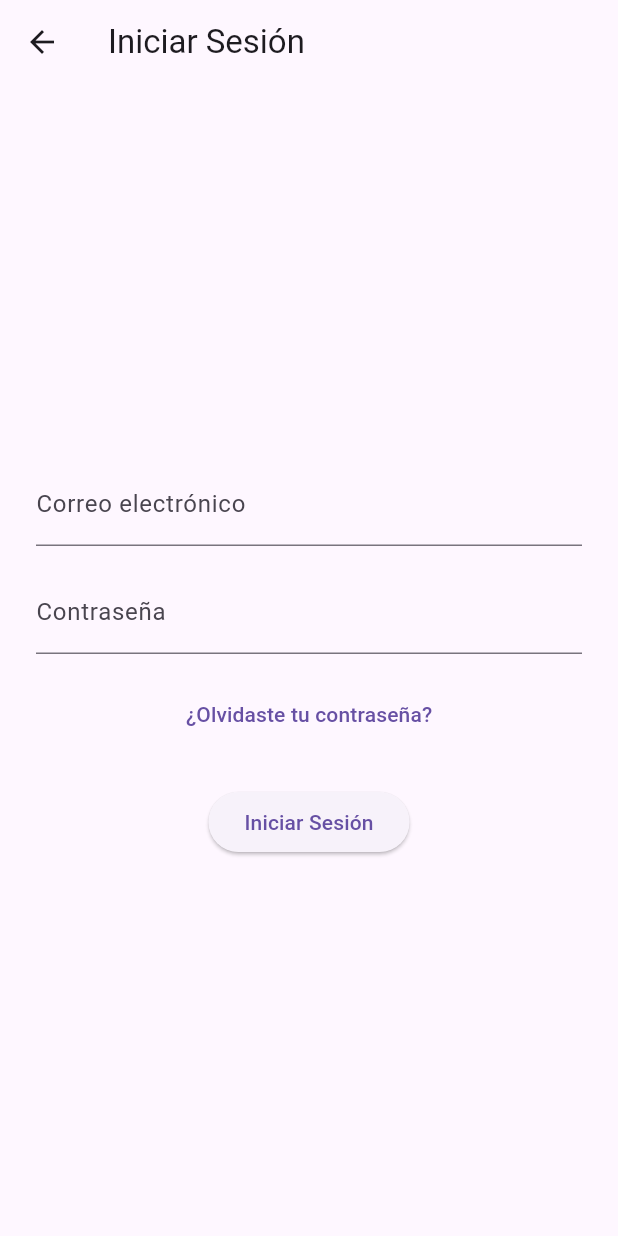
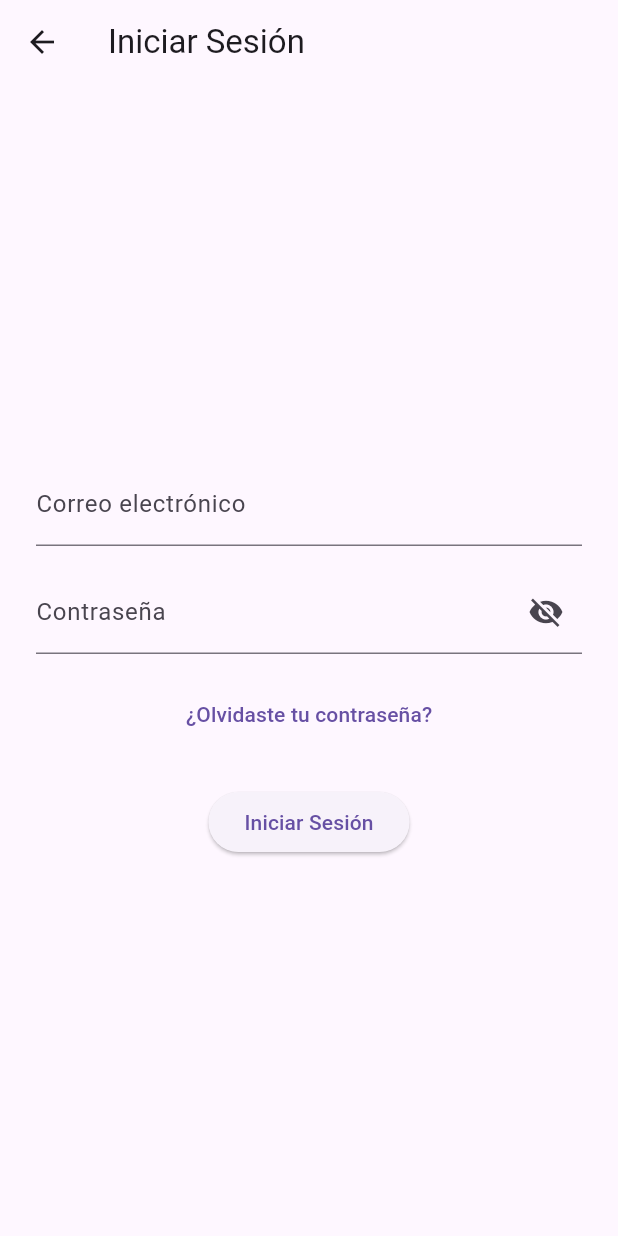
Before and after one commit to ihc-team/Project2-IHC, a Flutter app: the screen it shows after launch, after a tap on "Iniciar Sesion", on a phone screen of 412 x 824 dp. Run offline on Flutter 3.47's test engine with Material 3 defaults, Android fonts, the phone set to English and light mode, and no system bars; our stand-ins replace flutter_dotenv, go_router, supabase_flutter; accounts and stored records are empty.

Commit message:
add ojito a las contraseñas

```diff
--- /dev/null
+++ b/lib/env.dart
@@ -0,0 +1,15 @@
+import 'package:flutter_dotenv/flutter_dotenv.dart';
+
+class Env {
+  static String get appName =>
+      dotenv.env['APP_NAME'] ?? 'Presupuesto Estudiantil';
+
+  static String get supabaseUrl => dotenv.env['SUPABASE_URL'] ?? '';
+
+  static String get supabasePublishableKey =>
+      dotenv.env['SUPABASE_PUBLISHABLE_KEY'] ?? '';
+
+  static Future<void> init() async {
+    await dotenv.load(fileName: ".env");
+  }
+}
--- a/lib/main.dart
+++ b/lib/main.dart
@@ -1,17 +1,16 @@
 import 'package:flutter/material.dart';
 import 'router/app_router.dart';
 import 'package:supabase_flutter/supabase_flutter.dart';
-import 'package:flutter_dotenv/flutter_dotenv.dart';
+import 'env.dart';
 
 Future<void> main() async {
   WidgetsFlutterBinding.ensureInitialized();
-  // Comienza a cargar las variables de entorno
-  await dotenv.load(fileName: ".env");
+  await Env.init();
 
   // Iniciamos Supabase usando las variables cargadas
   await Supabase.initialize(
-    url: dotenv.env['SUPABASE_URL']!,
-    publishableKey: dotenv.env['SUPABASE_PUBLISHABLE_KEY']!,
+    url: Env.supabaseUrl,
+    publishableKey: Env.supabasePublishableKey,
   );
   runApp(const StudShieldApp());
 }
@@ -23,7 +22,7 @@ class StudShieldApp extends StatelessWidget {
   Widget build(BuildContext context) {
     return MaterialApp.router(
       routerConfig: appRouter, // <--- Conecta nuestro mapa de rutas
-      title: 'Presupuesto Estudiantil',
+      title: Env.appName,
       debugShowCheckedModeBanner: false,
     );
   }
--- a/lib/screens/home_screen.dart
+++ b/lib/screens/home_screen.dart
@@ -1,8 +1,6 @@
 import 'package:flutter/material.dart';
 import 'package:go_router/go_router.dart';
-
-
-
+import '../env.dart';
 
 // Pantalla de bienvenida, se mostrara al entrar a la aplicacion
 class HomeScreen extends StatelessWidget {
@@ -10,11 +8,10 @@ class HomeScreen extends StatelessWidget {
 
   @override
   Widget build(BuildContext context) {
-return Scaffold(
-    //El "SafeArea" ayuda a que el contenido se muestre correctamente en cualquier dispositivo
-    //sin tapar ningun elemento importante de la pantalla
+    return Scaffold(
+      //El "SafeArea" ayuda a que el contenido se muestre correctamente en cualquier dispositivo
+      //sin tapar ningun elemento importante de la pantalla
       body: SafeArea(
-
         // El "Padding" se utiliza para agregar espacio alrededor del contenido
         child: Padding(
           padding: const EdgeInsets.symmetric(horizontal: 24.0),
@@ -24,27 +21,22 @@ return Scaffold(
             mainAxisAlignment: MainAxisAlignment.center,
             children: [
               // Mensaje de Bienvenida
-              const Text(
-                '¡Bienvenido a tu StudShield',
-                style: TextStyle(
-                  fontSize: 28,
-                  fontWeight: FontWeight.bold,
-                ),
+              Text(
+                '¡Bienvenido a tu ${Env.appName}',
+                style: TextStyle(fontSize: 28, fontWeight: FontWeight.bold),
                 textAlign: TextAlign.center,
               ),
               const SizedBox(height: 12),
 
+              Image.asset('assets/icons/v1/icon_no_background.png', width: 150),
+
               const Text(
                 'una aplicacion para Presupuesto Estudiantil!',
-                style: TextStyle(
-                  fontSize: 16,
-                  color: Colors.grey,
-                ),
+                style: TextStyle(fontSize: 16, color: Colors.grey),
                 textAlign: TextAlign.center,
               ),
 
               const Spacer(), // Deja un espacio flexible antes de los botones
-
               // Boton 1 Iniciar Sesion
               ElevatedButton(
                 onPressed: () {
@@ -59,7 +51,10 @@ return Scaffold(
                     borderRadius: BorderRadius.circular(12),
                   ),
                 ),
-                child: const Text('Iniciar Sesion', style: TextStyle(fontSize: 16)),
+                child: const Text(
+                  'Iniciar Sesion',
+                  style: TextStyle(fontSize: 16),
+                ),
               ),
 
               const SizedBox(height: 16),
--- a/lib/screens/login_screen.dart
+++ b/lib/screens/login_screen.dart
@@ -25,9 +25,11 @@ class _LoginScreenState extends State<LoginScreen> {
   //Variable para controlar el estado de carga cuando esta cargando
   bool _isLoading = false;
 
+  // Mostrar password
+  bool _obscureText = true;
+
   //Metodo para manejar el inicio de sesion
   Future<void> _handleLogin() async {
-
     //Sirve para validar que el formulario sea correcto
     if (!_formKey.currentState!.validate()) return;
     //Cambia el estado a cargando
@@ -78,17 +80,32 @@ class _LoginScreenState extends State<LoginScreen> {
             children: [
               TextFormField(
                 controller: _emailController,
-                decoration: const InputDecoration(labelText: 'Correo electrónico'),
-                validator: (val) =>
-                    val == null || val.isEmpty ? 'Ingresa tu correo' : null,
+                decoration: const InputDecoration(
+                  labelText: 'Correo electrónico',
+                ),
+                validator:
+                    (val) =>
+                        val == null || val.isEmpty ? 'Ingresa tu correo' : null,
               ),
               const SizedBox(height: 16),
               TextFormField(
                 controller: _passwordController,
-                obscureText: true,
-                decoration: const InputDecoration(labelText: 'Contraseña'),
-                validator: (val) =>
-                    val == null || val.length < 6 ? 'Mínimo 6 caracteres' : null,
+                obscureText: _obscureText,
+                decoration: InputDecoration(
+                  labelText: 'Contraseña',
+                  suffixIcon: IconButton(
+                    icon: Icon(
+                      _obscureText ? Icons.visibility_off : Icons.visibility,
+                    ),
+                    onPressed:
+                        () => setState(() => _obscureText = !_obscureText),
+                  ),
+                ),
+                validator:
+                    (val) =>
+                        val == null || val.length < 6
+                            ? 'Mínimo 6 caracteres'
+                            : null,
               ),
 
               const SizedBox(height: 16),
@@ -101,9 +118,9 @@ class _LoginScreenState extends State<LoginScreen> {
               _isLoading
                   ? const CircularProgressIndicator()
                   : ElevatedButton(
-                      onPressed: _handleLogin,
-                      child: const Text('Iniciar Sesión'),
-                    ),
+                    onPressed: _handleLogin,
+                    child: const Text('Iniciar Sesión'),
+                  ),
             ],
           ),
         ),
--- a/pubspec.yaml
+++ b/pubspec.yaml
@@ -63,6 +63,7 @@ flutter:
   uses-material-design: true
   assets:
     - assets/
+    - assets/icons/v1/
     - .env
 
   # To add assets to your application, add an assets section, like this:
```
Also changed, not shown: lib/screens/change_password_screen.dart (+40 -7 lines), lib/screens/movements_screen.dart (+5 -2 lines), lib/screens/register_screen.dart (+26 -8 lines), lib/screens/reset_password_screen.dart (+6 -5 lines), lib/services/auth_service.dart (+1 -6 lines), 2 other files.
